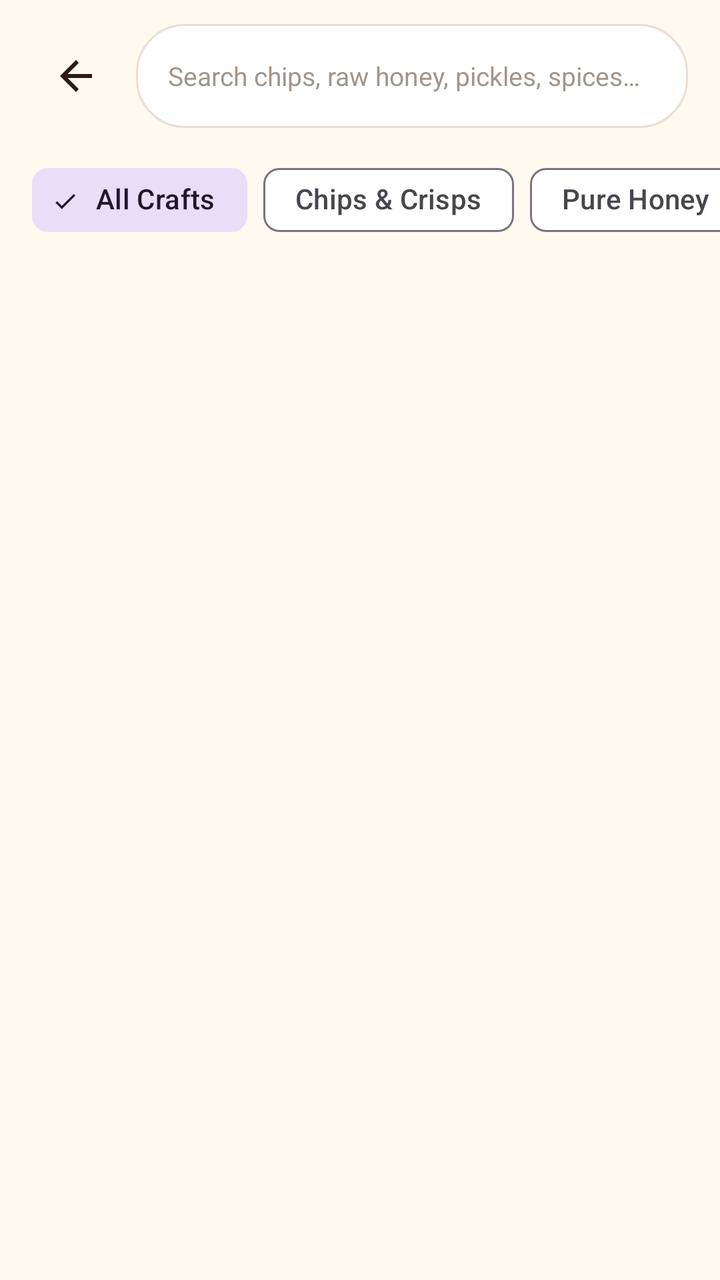
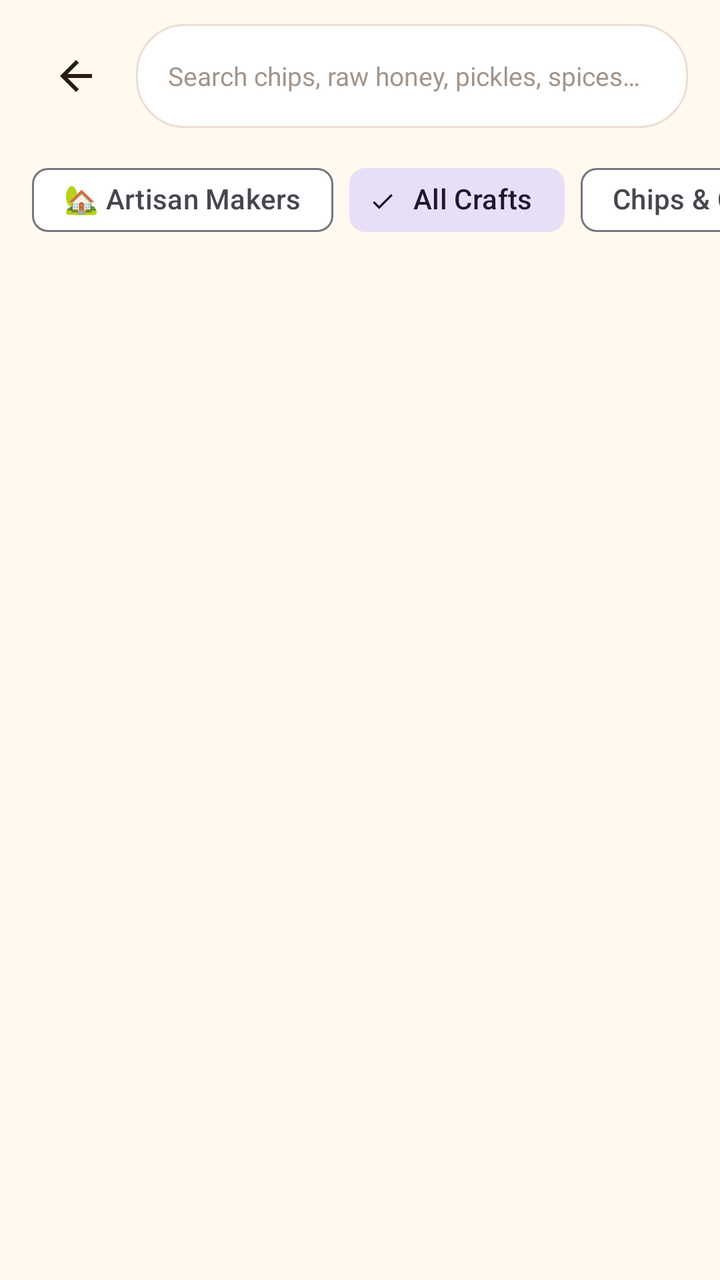

Before-and-after screenshots of an Android layout around one commit, followed by the original layout XML and the change that was made.
<!-- AndroidManifest.xml: application theme Theme.MOOLA -->
<!-- res/layout/activity_search.xml -->
<?xml version="1.0" encoding="utf-8"?>
<androidx.constraintlayout.widget.ConstraintLayout xmlns:android="http://schemas.android.com/apk/res/android"
    xmlns:app="http://schemas.android.com/apk/res-auto"
    android:layout_width="match_parent"
    android:layout_height="match_parent"
    android:background="@color/moola_cream">

    
    <androidx.constraintlayout.widget.ConstraintLayout
        android:id="@+id/searchHeader"
        android:layout_width="match_parent"
        android:layout_height="wrap_content"
        android:paddingHorizontal="@dimen/spacing_base"
        android:paddingVertical="@dimen/spacing_md"
        app:layout_constraintTop_toTopOf="parent">

        <ImageButton
            android:id="@+id/btnSearchBack"
            android:layout_width="44dp"
            android:layout_height="44dp"
            android:background="?attr/selectableItemBackgroundBorderless"
            android:contentDescription="Back"
            android:src="@drawable/ic_arrow_back"
            app:layout_constraintBottom_toBottomOf="parent"
            app:layout_constraintStart_toStartOf="parent"
            app:layout_constraintTop_toTopOf="parent"
            app:tint="@color/moola_charcoal" />

        <EditText
            android:id="@+id/etSearchQuery"
            android:layout_width="0dp"
            android:layout_height="@dimen/input_height"
            android:layout_marginStart="@dimen/spacing_sm"
            android:background="@drawable/bg_search_bar"
            android:hint="@string/home_search_placeholder"
            android:imeOptions="actionSearch"
            android:inputType="text"
            android:paddingHorizontal="@dimen/spacing_base"
            android:textColor="@color/moola_charcoal"
            android:textColorHint="@color/moola_charcoal_muted"
            android:textSize="@dimen/text_sm"
            app:layout_constraintBottom_toBottomOf="parent"
            app:layout_constraintEnd_toEndOf="parent"
            app:layout_constraintStart_toEndOf="@+id/btnSearchBack"
            app:layout_constraintTop_toTopOf="parent" />

    </androidx.constraintlayout.widget.ConstraintLayout>

    
    <HorizontalScrollView
        android:id="@+id/filterScroll"
        android:layout_width="match_parent"
        android:layout_height="wrap_content"
        android:clipToPadding="false"
        android:paddingHorizontal="@dimen/spacing_base"
        android:paddingBottom="@dimen/spacing_sm"
        android:scrollbars="none"
        app:layout_constraintTop_toBottomOf="@+id/searchHeader">

        <com.google.android.material.chip.ChipGroup
            android:id="@+id/chipGroupCategories"
            android:layout_width="wrap_content"
            android:layout_height="wrap_content"
            app:singleSelection="true">

            <com.google.android.material.chip.Chip
                android:id="@+id/chipAll"
                style="@style/Widget.Material3.Chip.Filter"
                android:layout_width="wrap_content"
                android:layout_height="wrap_content"
                android:checked="true"
                android:text="All Crafts" />

            <com.google.android.material.chip.Chip
                android:id="@+id/chipChips"
                style="@style/Widget.Material3.Chip.Filter"
                android:layout_width="wrap_content"
                android:layout_height="wrap_content"
                android:text="Chips &amp; Crisps" />

            <com.google.android.material.chip.Chip
                android:id="@+id/chipHoney"
                style="@style/Widget.Material3.Chip.Filter"
                android:layout_width="wrap_content"
                android:layout_height="wrap_content"
                android:text="Pure Honey" />

            <com.google.android.material.chip.Chip
                android:id="@+id/chipPickles"
                style="@style/Widget.Material3.Chip.Filter"
                android:layout_width="wrap_content"
                android:layout_height="wrap_content"
                android:text="Pickles" />

            <com.google.android.material.chip.Chip
                android:id="@+id/chipSpices"
                style="@style/Widget.Material3.Chip.Filter"
                android:layout_width="wrap_content"
                android:layout_height="wrap_content"
                android:text="Spices" />

            <com.google.android.material.chip.Chip
                android:id="@+id/chipOrganicOnly"
                style="@style/Widget.Material3.Chip.Filter"
                android:layout_width="wrap_content"
                android:layout_height="wrap_content"
                android:text="Organic Only" />
        </com.google.android.material.chip.ChipGroup>
    </HorizontalScrollView>

    
    <androidx.recyclerview.widget.RecyclerView
        android:id="@+id/rvSearchResults"
        android:layout_width="match_parent"
        android:layout_height="0dp"
        android:clipToPadding="false"
        android:padding="@dimen/spacing_base"
        app:layout_constraintBottom_toBottomOf="parent"
        app:layout_constraintTop_toBottomOf="@+id/filterScroll" />

    
    <ProgressBar
        android:id="@+id/pbSearch"
        android:layout_width="36dp"
        android:layout_height="36dp"
        android:indeterminateTint="@color/moola_forest_green"
        android:visibility="gone"
        app:layout_constraintBottom_toBottomOf="parent"
        app:layout_constraintEnd_toEndOf="parent"
        app:layout_constraintStart_toStartOf="parent"
        app:layout_constraintTop_toBottomOf="@+id/filterScroll" />

    
    <LinearLayout
        android:id="@+id/emptyStateView"
        android:layout_width="wrap_content"
        android:layout_height="wrap_content"
        android:gravity="center"
        android:orientation="vertical"
        android:padding="@dimen/spacing_2xl"
        android:visibility="gone"
        app:layout_constraintBottom_toBottomOf="parent"
        app:layout_constraintEnd_toEndOf="parent"
        app:layout_constraintStart_toStartOf="parent"
        app:layout_constraintTop_toBottomOf="@+id/filterScroll">

        <ImageView
            android:layout_width="56dp"
            android:layout_height="56dp"
            android:src="@drawable/ic_search"
            app:tint="@color/moola_charcoal_muted" />

        <TextView
            android:id="@+id/tvEmptyMessage"
            android:layout_width="wrap_content"
            android:layout_height="wrap_content"
            android:layout_marginTop="@dimen/spacing_base"
            android:text="@string/empty_products"
            android:textColor="@color/moola_charcoal_secondary"
            android:textSize="@dimen/text_base" />

        <com.google.android.material.button.MaterialButton
            android:id="@+id/btnResetSearch"
            style="@style/Widget.MOOLA.Button.Outlined"
            android:layout_width="wrap_content"
            android:layout_height="44dp"
            android:layout_marginTop="@dimen/spacing_base"
            android:text="Clear Filters" />
    </LinearLayout>

</androidx.constraintlayout.widget.ConstraintLayout>
<!-- resources referenced by this layout -->
<resources>
  <color name="moola_charcoal">#2B1B14</color>
  <color name="moola_charcoal_muted">#A3958A</color>
  <color name="moola_charcoal_secondary">#78675B</color>
  <color name="moola_cream">#FFF9EF</color>
  <color name="moola_forest_green">#54230F</color>
  <dimen name="input_height">52dp</dimen>
  <dimen name="spacing_2xl">32dp</dimen>
  <dimen name="spacing_base">16dp</dimen>
  <dimen name="spacing_md">12dp</dimen>
  <dimen name="spacing_sm">8dp</dimen>
  <dimen name="text_base">15sp</dimen>
  <dimen name="text_sm">13sp</dimen>
  <!-- drawable bg_search_bar (drawable) -->
  <?xml version="1.0" encoding="utf-8"?>
  <shape xmlns:android="http://schemas.android.com/apk/res/android"
      android:shape="rectangle">
      <solid android:color="@color/moola_white" />
      <corners android:radius="24dp" />
      <stroke
          android:width="1dp"
          android:color="@color/moola_sandstone_border" />
  </shape>
  <!-- drawable ic_arrow_back (drawable) -->
  <vector xmlns:android="http://schemas.android.com/apk/res/android"
      android:width="24dp"
      android:height="24dp"
      android:viewportWidth="24"
      android:viewportHeight="24">
      <path
          android:fillColor="@color/moola_charcoal"
          android:pathData="M20,11H7.83l5.59,-5.59L12,4l-8,8 8,8 1.41,-1.41L7.83,13H20v-2z" />
  </vector>
  <!-- drawable ic_search (drawable) -->
  <vector xmlns:android="http://schemas.android.com/apk/res/android"
      android:width="24dp"
      android:height="24dp"
      android:viewportWidth="24"
      android:viewportHeight="24">
      <path
          android:fillColor="@color/moola_charcoal_muted"
          android:pathData="M15.5,14h-0.79l-0.28,-0.27C15.41,12.59 16,11.11 16,9.5 16,5.91 13.09,3 9.5,3S3,5.91 3,9.5 5.91,16 9.5,16c1.61,0 3.09,-0.59 4.23,-1.57l0.27,0.28v0.79l5,4.99L20.49,19l-4.99,-5zm-6,0C7.01,14 5,11.99 5,9.5S7.01,5 9.5,5 14,7.01 14,9.5 11.99,14 9.5,14z" />
  </vector>
  <string name="empty_products">No products found for this selection.</string>
  <string name="home_search_placeholder">Search chips, raw honey, pickles, spices…</string>
  <style name="Widget.MOOLA.Button.Outlined" parent="Widget.Material3.Button.OutlinedButton">
          <item name="strokeColor">@color/moola_primary_brown</item>
          <item name="strokeWidth">1.5dp</item>
          <item name="android:textColor">@color/moola_primary_brown</item>
          <item name="cornerRadius">@dimen/radius_md</item>
          <item name="android:textAllCaps">false</item>
          <item name="android:minHeight">@dimen/button_height</item>
          <item name="android:textStyle">bold</item>
      </style>
  <color name="moola_white">#FFFFFF</color>
  <color name="moola_sandstone_border">#E9DED1</color>
  <color name="moola_primary_brown">#54230F</color>
  <dimen name="radius_md">12dp</dimen>
  <dimen name="button_height">52dp</dimen>
  <color name="moola_deep_chocolate">#351609</color>
  <color name="moola_honey_amber">#D99124</color>
  <color name="moola_golden_accent">#E9B65B</color>
  <color name="moola_card_surface">#FFFFFF</color>
  <color name="moola_primary_text">#2B1B14</color>
  <color name="moola_cream_surface">#FDF6EB</color>
  <style name="Widget.MOOLA.Card" parent="Widget.Material3.CardView.Filled">
          <item name="cardBackgroundColor">@color/moola_card_surface</item>
          <item name="cardCornerRadius">@dimen/radius_md</item>
          <item name="cardElevation">1dp</item>
          <item name="strokeColor">@color/moola_subtle_border</item>
          <item name="strokeWidth">1dp</item>
      </style>
  <style name="Widget.MOOLA.Button" parent="Widget.Material3.Button">
          <item name="backgroundTint">@color/moola_primary_brown</item>
          <item name="android:textColor">@color/moola_cream</item>
          <item name="cornerRadius">@dimen/radius_md</item>
          <item name="android:textAllCaps">false</item>
          <item name="android:minHeight">@dimen/button_height</item>
          <item name="android:textStyle">bold</item>
      </style>
  <color name="moola_subtle_border">#E9DED1</color>
  <!-- unchanged entries left out for length: 1 -->
</resources>

<!-- the commit's change to res/layout/activity_search.xml (unified diff, before → after) -->
@@ -62,6 +62,13 @@
             android:layout_width="wrap_content"
             android:layout_height="wrap_content"
             app:singleSelection="true">
+
+            <com.google.android.material.chip.Chip
+                android:id="@+id/chipMakers"
+                style="@style/Widget.Material3.Chip.Filter"
+                android:layout_width="wrap_content"
+                android:layout_height="wrap_content"
+                android:text="🏡 Artisan Makers" />
 
             <com.google.android.material.chip.Chip
                 android:id="@+id/chipAll"
